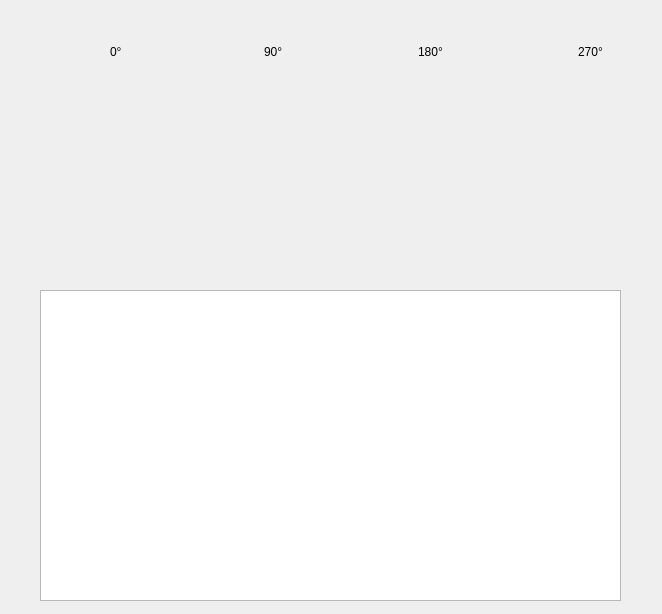
Qt form PLLTrainer/aboutpllform.ui (moevm/gui-1h2017-01) before a commit.
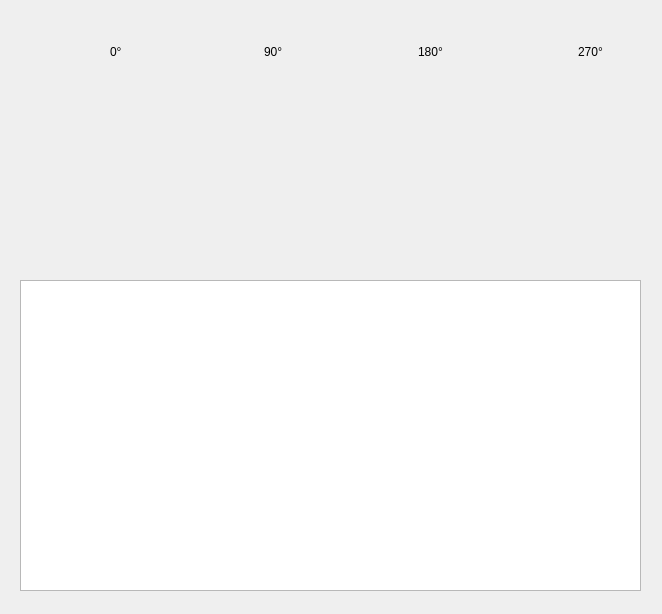
The same form after that commit. Custom widgets are drawn as their Qt base class.

Commit message: Clickable notation URL added

```diff
--- a/PLLTrainer/aboutpllform.ui
+++ b/PLLTrainer/aboutpllform.ui
@@ -115,33 +115,20 @@
     </property>
    </widget>
   </widget>
-  <widget class="QPlainTextEdit" name="text">
+  <widget class="QTextBrowser" name="text">
    <property name="geometry">
     <rect>
-     <x>40</x>
-     <y>290</y>
-     <width>581</width>
+     <x>20</x>
+     <y>280</y>
+     <width>621</width>
      <height>311</height>
     </rect>
    </property>
    <property name="font">
     <font>
-     <family>Calibri</family>
      <pointsize>12</pointsize>
     </font>
    </property>
-   <property name="focusPolicy">
-    <enum>Qt::NoFocus</enum>
-   </property>
-   <property name="verticalScrollBarPolicy">
-    <enum>Qt::ScrollBarAlwaysOff</enum>
-   </property>
-   <property name="horizontalScrollBarPolicy">
-    <enum>Qt::ScrollBarAlwaysOff</enum>
-   </property>
-   <property name="readOnly">
-    <bool>true</bool>
-   </property>
   </widget>
  </widget>
  <customwidgets>
```
The commit also changes 2 other files.
